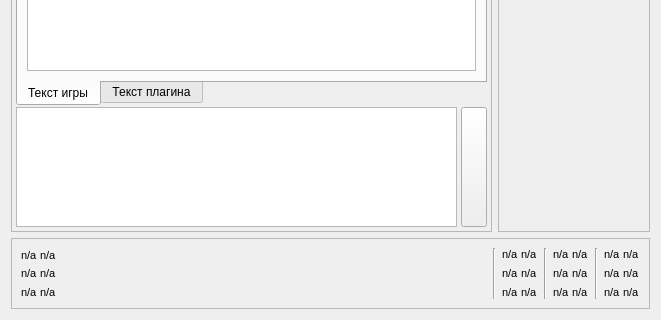
Before: the Qt Designer form main_window.ui in sofgame-plugin/psiplus-plugin, drawn with Qt 5; both pictures show x 0 to 661 and y 401 to 721 of the 661 by 721 pixel window.
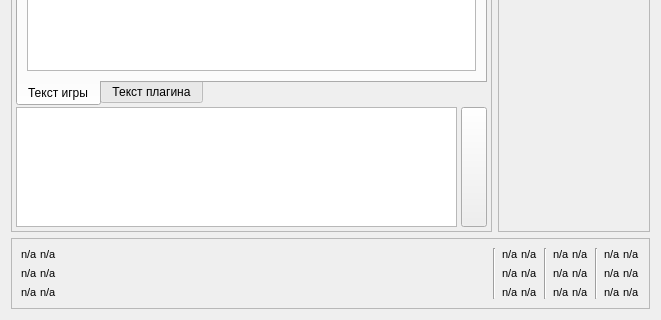
After: the same form once the commit is applied. Custom widgets are drawn as their Qt base class.

Commit message: Небольшие исправления в оформлении

The edit to the form file:
```diff
--- a/main_window.ui
+++ b/main_window.ui
@@ -3062,9 +3062,6 @@
        <verstretch>0</verstretch>
       </sizepolicy>
      </property>
-     <property name="styleSheet">
-      <string notr="true"/>
-     </property>
      <property name="frameShape">
       <enum>QFrame::StyledPanel</enum>
      </property>
@@ -3074,9 +3071,6 @@
      <layout class="QHBoxLayout" name="horizontalLayout_51">
       <item>
        <layout class="QVBoxLayout" name="verticalLayout_25">
-        <property name="spacing">
-         <number>4</number>
-        </property>
         <item>
          <layout class="QHBoxLayout" name="horizontalLayout_17">
           <property name="spacing">
@@ -3109,10 +3103,23 @@
             </property>
            </widget>
           </item>
+          <item>
+           <spacer name="horizontalSpacer_46">
+            <property name="orientation">
+             <enum>Qt::Horizontal</enum>
+            </property>
+            <property name="sizeHint" stdset="0">
+             <size>
+              <width>0</width>
+              <height>0</height>
+             </size>
+            </property>
+           </spacer>
+          </item>
          </layout>
         </item>
         <item>
-         <layout class="QHBoxLayout" name="horizontalLayout_28">
+         <layout class="QHBoxLayout" name="horizontalLayout_26">
           <property name="spacing">
            <number>2</number>
           </property>
@@ -3143,10 +3150,23 @@
             </property>
            </widget>
           </item>
+          <item>
+           <spacer name="horizontalSpacer_47">
+            <property name="orientation">
+             <enum>Qt::Horizontal</enum>
+            </property>
+            <property name="sizeHint" stdset="0">
+             <size>
+              <width>0</width>
+              <height>0</height>
+             </size>
+            </property>
+           </spacer>
+          </item>
          </layout>
         </item>
         <item>
-         <layout class="QHBoxLayout" name="horizontalLayout_26">
+         <layout class="QHBoxLayout" name="horizontalLayout_28">
           <property name="spacing">
            <number>2</number>
           </property>
@@ -3177,6 +3197,19 @@
             </property>
            </widget>
           </item>
+          <item>
+           <spacer name="horizontalSpacer_48">
+            <property name="orientation">
+             <enum>Qt::Horizontal</enum>
+            </property>
+            <property name="sizeHint" stdset="0">
+             <size>
+              <width>0</width>
+              <height>0</height>
+             </size>
+            </property>
+           </spacer>
+          </item>
          </layout>
         </item>
        </layout>
```
The commit also changes 1 other file.
